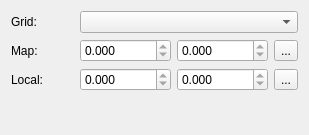
The window that grid/grid_widget_base.ui (lparchaeology/ArkPlan) describes before a commit, drawn with Qt 5.
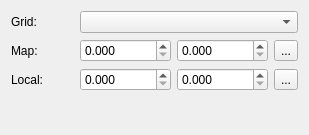
The same window after the commit. Icons and pictures are not drawn.

Commit message: Restructure Grid Dock

The edit to the form file:
```diff
--- a/grid/grid_widget_base.ui
+++ b/grid/grid_widget_base.ui
@@ -53,7 +53,7 @@
      <item row="2" column="1">
       <widget class="QDoubleSpinBox" name="localEastingSpin">
        <property name="readOnly">
-        <bool>true</bool>
+        <bool>false</bool>
        </property>
        <property name="decimals">
         <number>3</number>
@@ -66,7 +66,7 @@
      <item row="1" column="2">
       <widget class="QDoubleSpinBox" name="mapNorthingSpin">
        <property name="readOnly">
-        <bool>true</bool>
+        <bool>false</bool>
        </property>
        <property name="decimals">
         <number>3</number>
@@ -90,7 +90,7 @@
      <item row="2" column="2">
       <widget class="QDoubleSpinBox" name="localNorthingSpin">
        <property name="readOnly">
-        <bool>true</bool>
+        <bool>false</bool>
        </property>
        <property name="decimals">
         <number>3</number>
@@ -113,7 +113,7 @@
      <item row="1" column="1">
       <widget class="QDoubleSpinBox" name="mapEastingSpin">
        <property name="readOnly">
-        <bool>true</bool>
+        <bool>false</bool>
        </property>
        <property name="prefix">
         <string/>
```
The commit also changes 3 other files.
